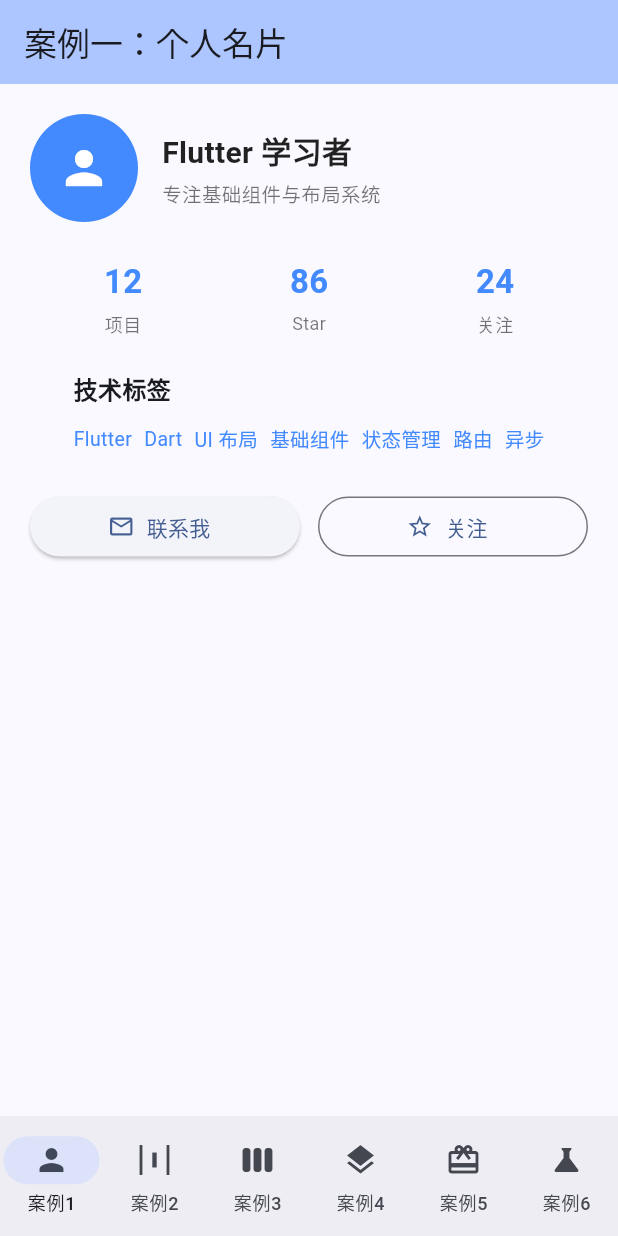
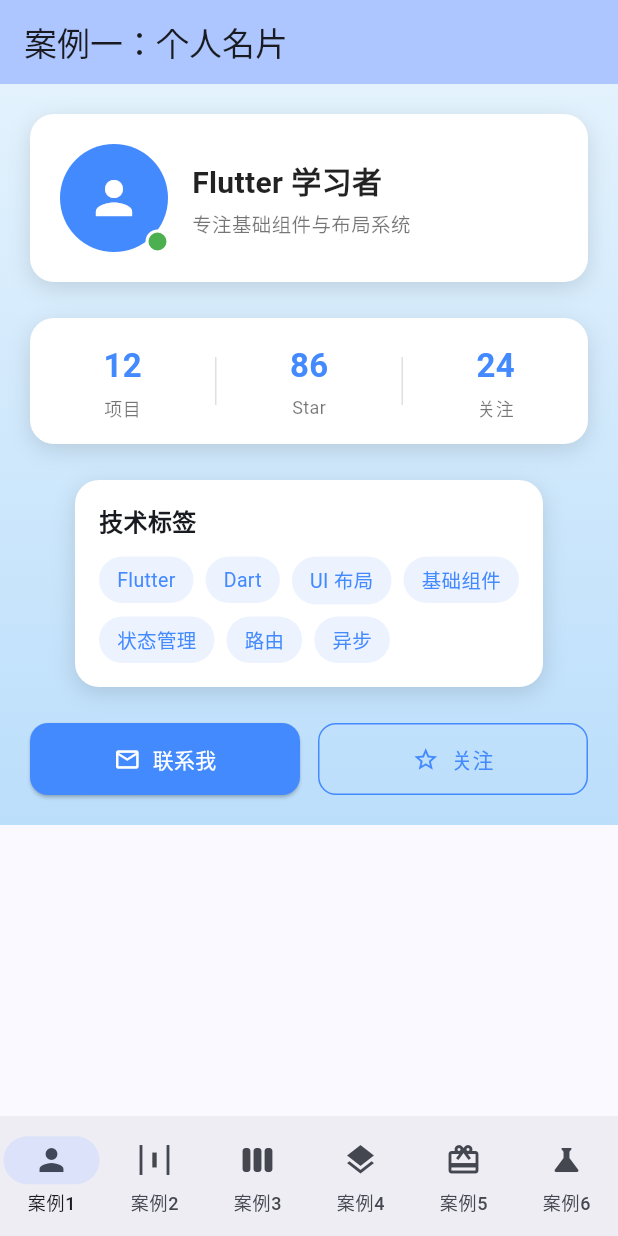
Before and after one commit to Yunbianer/lecture6, a Flutter app: the screen it shows after launch, on a phone screen of 412 x 824 dp. Run offline on Flutter 3.47's test engine with Material 3 defaults, Android fonts, the phone set to English and light mode, and no system bars.

Commit message:
feat: card decoration & status badge

```diff
--- a/lib/pages/case1_profile_card.dart
+++ b/lib/pages/case1_profile_card.dart
@@ -1,13 +1,23 @@
 import 'package:flutter/material.dart';
 
 /// 课堂案例：profile_card 个人名片页
-/// 步骤一：搭建骨架与对齐，本步只处理结构，不做装饰
+///
+/// 步骤一（已完成）：骨架与对齐
+/// 步骤二：容器美化 —— 卡片圆角/阴影/留白 + 头像状态徽标
 class Case1ProfileCard extends StatelessWidget {
   const Case1ProfileCard({super.key});
 
   @override
   Widget build(BuildContext context) {
-    return SafeArea(
+    return DecoratedBox(
+      decoration: const BoxDecoration(
+        gradient: LinearGradient(
+          begin: Alignment.topCenter,
+          end: Alignment.bottomCenter,
+          colors: [Color(0xFFE3F2FD), Color(0xFFBBDEFB)],
+        ),
+      ),
+      child: SafeArea(
         child: SingleChildScrollView(
           padding: const EdgeInsets.all(20),
           child: const Column(
@@ -22,22 +32,58 @@ class Case1ProfileCard extends StatelessWidget {
             ],
           ),
         ),
+      ),
     );
   }
 }
 
-/// 头像区：CircleAvatar + 姓名/签名两行 Text
+/// 卡片统一装饰：白底 + 16 圆角 + 轻阴影
+const BoxDecoration _cardDecoration = BoxDecoration(
+  color: Colors.white,
+  borderRadius: BorderRadius.all(Radius.circular(16)),
+  boxShadow: [
+    BoxShadow(
+      color: Colors.black12,
+      blurRadius: 12,
+      offset: Offset(0, 4),
+    ),
+  ],
+);
+
+/// 头像区：CircleAvatar + Stack 在线状态徽标 + 姓名/签名两行 Text
 class _ProfileHeader extends StatelessWidget {
   const _ProfileHeader();
 
   @override
   Widget build(BuildContext context) {
-    return Row(
+    return Container(
+      padding: const EdgeInsets.all(20),
+      decoration: _cardDecoration,
+      child: Row(
+        children: [
+          // Stack 层叠：头像是底层，状态点用 Positioned 定位到右下角
+          Stack(
+            clipBehavior: Clip.none,
             children: [
               const CircleAvatar(
                 radius: 36,
                 backgroundColor: Colors.blueAccent,
                 child: Icon(Icons.person, size: 36, color: Colors.white),
+              ),
+              Positioned(
+                right: -1,
+                bottom: -1,
+                child: Container(
+                  width: 16,
+                  height: 16,
+                  decoration: BoxDecoration(
+                    color: Colors.green,
+                    shape: BoxShape.circle,
+                    border: Border.all(color: Colors.white, width: 2),
+                  ),
+                ),
+              ),
+            ],
           ),
           const SizedBox(width: 16),
           // Expanded 约束文字宽度，避免长文本把头像挤出屏幕
@@ -62,25 +108,34 @@ class _ProfileHeader extends StatelessWidget {
             ),
           ),
         ],
+      ),
     );
   }
 }
 
-/// 统计条：三个数字块各包 Expanded，均分 Row 宽度
+/// 统计条：卡片装饰 + 三个 Expanded 数字块 + 1px 分隔线
 class _StatsCard extends StatelessWidget {
   const _StatsCard();
 
   @override
   Widget build(BuildContext context) {
-    return Row(
+    return Container(
+      padding: const EdgeInsets.symmetric(vertical: 16),
+      decoration: _cardDecoration,
+      child: Row(
         children: [
           _statItem('项目', '12'),
+          _divider(),
           _statItem('Star', '86'),
+          _divider(),
           _statItem('关注', '24'),
         ],
+      ),
     );
   }
 
+  /// 每个数字块都用 Expanded：Row 给的是松约束，
+  /// 不加 Expanded 时子项只按内容宽度排布，无法三等分统计条。
   Widget _statItem(String label, String value) {
     return Expanded(
       child: Column(
@@ -102,9 +157,13 @@ class _StatsCard extends StatelessWidget {
       ),
     );
   }
+
+  Widget _divider() {
+    return Container(width: 1, height: 32, color: Colors.black12);
+  }
 }
 
-/// 标签云：Wrap 按行流动排列，空间不足自动换行
+/// 标签云：卡片装饰 + Wrap 流式排列
 class _TagsCard extends StatelessWidget {
   const _TagsCard();
 
@@ -120,7 +179,10 @@ class _TagsCard extends StatelessWidget {
 
   @override
   Widget build(BuildContext context) {
-    return Column(
+    return Container(
+      padding: const EdgeInsets.all(16),
+      decoration: _cardDecoration,
+      child: Column(
         crossAxisAlignment: CrossAxisAlignment.start,
         children: [
           const Text(
@@ -132,14 +194,32 @@ class _TagsCard extends StatelessWidget {
             spacing: 8,
             runSpacing: 8,
             children: [
-            for (final tag in _tags)
-              Text(
-                tag,
-                style: const TextStyle(fontSize: 13, color: Colors.blueAccent),
+              for (final tag in _tags) _TagChip(label: tag),
+            ],
           ),
         ],
       ),
-      ],
+    );
+  }
+}
+
+class _TagChip extends StatelessWidget {
+  const _TagChip({required this.label});
+
+  final String label;
+
+  @override
+  Widget build(BuildContext context) {
+    return Container(
+      padding: const EdgeInsets.symmetric(horizontal: 12, vertical: 6),
+      decoration: BoxDecoration(
+        color: Colors.blueAccent.withValues(alpha: 0.10),
+        borderRadius: BorderRadius.circular(20),
+      ),
+      child: Text(
+        label,
+        style: const TextStyle(fontSize: 13, color: Colors.blueAccent),
+      ),
     );
   }
 }
@@ -157,6 +237,14 @@ class _ActionButtons extends StatelessWidget {
             onPressed: () {},
             icon: const Icon(Icons.mail_outline, size: 18),
             label: const Text('联系我'),
+            style: ElevatedButton.styleFrom(
+              backgroundColor: Colors.blueAccent,
+              foregroundColor: Colors.white,
+              padding: const EdgeInsets.symmetric(vertical: 14),
+              shape: RoundedRectangleBorder(
+                borderRadius: BorderRadius.circular(12),
+              ),
+            ),
           ),
         ),
         const SizedBox(width: 12),
@@ -165,6 +253,14 @@ class _ActionButtons extends StatelessWidget {
             onPressed: () {},
             icon: const Icon(Icons.star_border, size: 18),
             label: const Text('关注'),
+            style: OutlinedButton.styleFrom(
+              foregroundColor: Colors.blueAccent,
+              side: const BorderSide(color: Colors.blueAccent),
+              padding: const EdgeInsets.symmetric(vertical: 14),
+              shape: RoundedRectangleBorder(
+                borderRadius: BorderRadius.circular(12),
+              ),
+            ),
           ),
         ),
       ],
```
Lines whose indentation alone changed are shown as unchanged.
